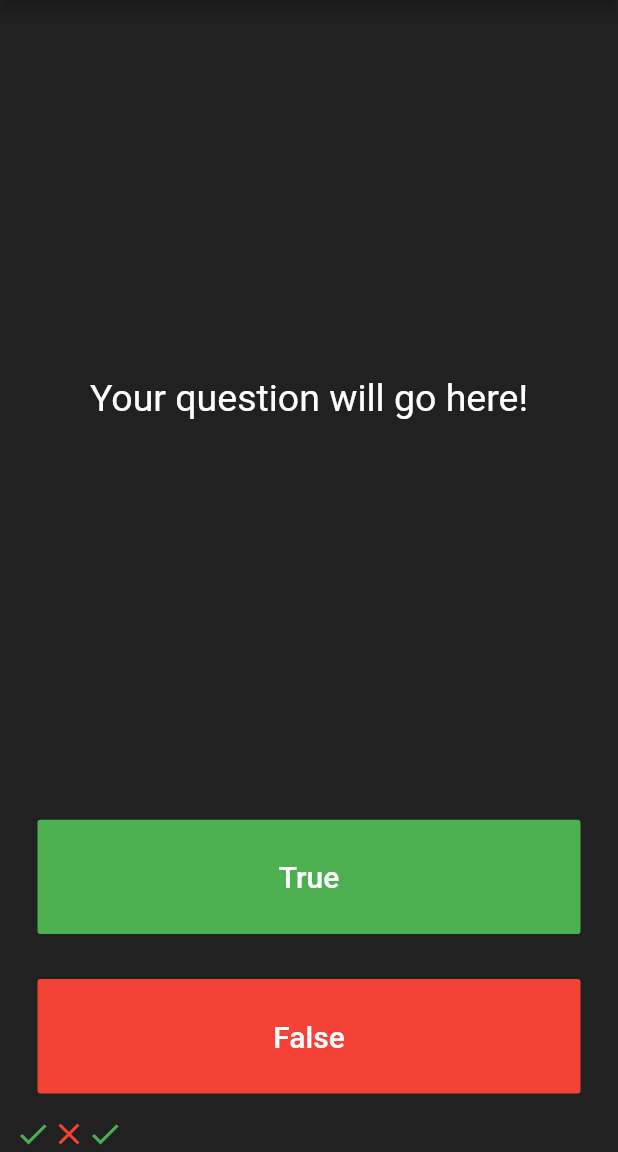
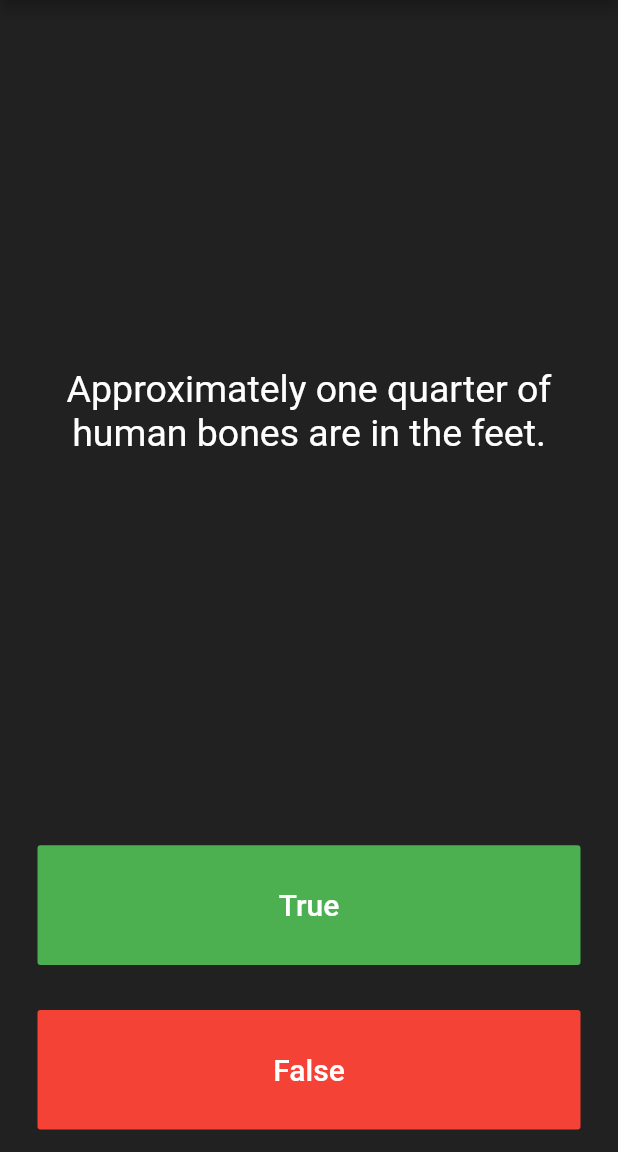
Before and after one commit to rishirajrsawant/QuizUp, a Flutter app: the screen it shows after launch, after a tap on "True", after a tap on "False", on a phone screen of 412 x 824 dp, the part 84-1236 px from its top. Run offline on Flutter 3.47's test engine with Material 2 defaults, Android fonts, the phone set to English and light mode, and no system bars.

Commit message:
v.1.1 - added questions, answers - created classes and objects for questions and also constructors to deal with questions - implemented abstraction to clean up the code
to do
- other pillars of OOP
- adding scorekeeper again
- finish the app

```diff
--- a/lib/main.dart
+++ b/lib/main.dart
@@ -1,4 +1,7 @@
 import 'package:flutter/material.dart';
+import 'quiz_brain.dart';
+
+QuizBrain quizBrain = QuizBrain();
 
 void main() => runApp(QuizUp());
 
@@ -27,16 +30,9 @@ class QuizPage extends StatefulWidget {
 }
 
 class _QuizPageState extends State<QuizPage> {
-  List<Icon> scoreKeeper = [
-    Icon(
-      Icons.check,
-      color: Colors.green,
-    ),
-    Icon(
-      Icons.close,
-      color: Colors.red,
-    ),
-  ];
+  List<Icon> scoreKeeper = [];
+
+  int questionNo = 0;
 
   @override
   Widget build(BuildContext context) {
@@ -51,7 +47,7 @@ class _QuizPageState extends State<QuizPage> {
               padding: const EdgeInsets.all(10.0),
               child: Center(
                 child: Text(
-                  'Your question will go here!',
+                  quizBrain.questionBank[questionNo].questionText,
                   textAlign: TextAlign.center,
                   style: TextStyle(fontSize: 25.0, color: Colors.white),
                 ),
@@ -64,12 +60,14 @@ class _QuizPageState extends State<QuizPage> {
               child: FlatButton(
                 onPressed: () {
                   setState(() {
-                    scoreKeeper.add(
-                      Icon(
-                        Icons.check,
-                        color: Colors.green,
-                      ),
-                    );
+                    bool correctAnswer =
+                        quizBrain.questionBank[questionNo].questionAnswer;
+                    if (correctAnswer == true) {
+                      print('right');
+                    } else {
+                      print('wrong');
+                    }
+                    questionNo++;
                   });
                 },
                 child: Text(
@@ -87,7 +85,18 @@ class _QuizPageState extends State<QuizPage> {
             child: Padding(
               padding: const EdgeInsets.all(15.0),
               child: FlatButton(
-                onPressed: () {},
+                onPressed: () {
+                  setState(() {
+                    bool correctAnswer =
+                        quizBrain.questionBank[questionNo].questionAnswer;
+                    if (correctAnswer == false) {
+                      print('right');
+                    } else {
+                      print('wrong');
+                    }
+                    questionNo++;
+                  });
+                },
                 child: Text(
                   'False',
                   style: TextStyle(
--- /dev/null
+++ b/lib/question.dart
@@ -0,0 +1,9 @@
+class Question {
+  String questionText;
+  bool questionAnswer;
+
+  Question(String q, bool a) {
+    questionText = q;
+    questionAnswer = a;
+  }
+}
--- /dev/null
+++ b/lib/quiz_brain.dart
@@ -0,0 +1,31 @@
+import 'question.dart';
+
+class QuizBrain {
+  List<Question> questionBank = [
+    Question('Some cats are actually allergic to humans', true),
+    Question('You can lead a cow down stairs but not up stairs.', false),
+    Question('Approximately one quarter of human bones are in the feet.', true),
+    Question('A slug\'s blood is green.', true),
+    Question('Buzz Aldrin\'s mother\'s maiden name was \"Moon\".', true),
+    Question('It is illegal to pee in the Ocean in Portugal.', true),
+    Question(
+        'No piece of square dry paper can be folded in half more than 7 times.',
+        false),
+    Question(
+        'In London, UK, if you happen to die in the House of Parliament, you are technically entitled to a state funeral, because the building is considered too sacred a place.',
+        true),
+    Question(
+        'The loudest sound produced by any animal is 188 decibels. That animal is the African Elephant.',
+        false),
+    Question(
+        'The total surface area of two human lungs is approximately 70 square metres.',
+        true),
+    Question('Google was originally called \"Backrub\".', true),
+    Question(
+        'Chocolate affects a dog\'s heart and nervous system; a few ounces are enough to kill a small dog.',
+        true),
+    Question(
+        'In West Virginia, USA, if you accidentally hit an animal with your car, you are free to take it home to eat.',
+        true),
+  ];
+}
```
